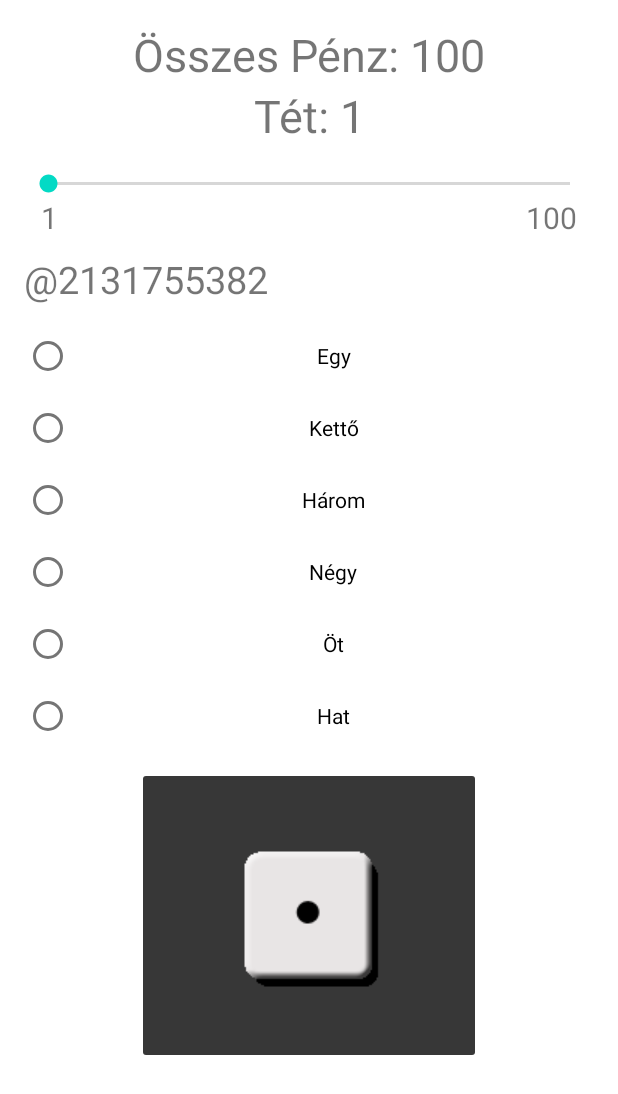
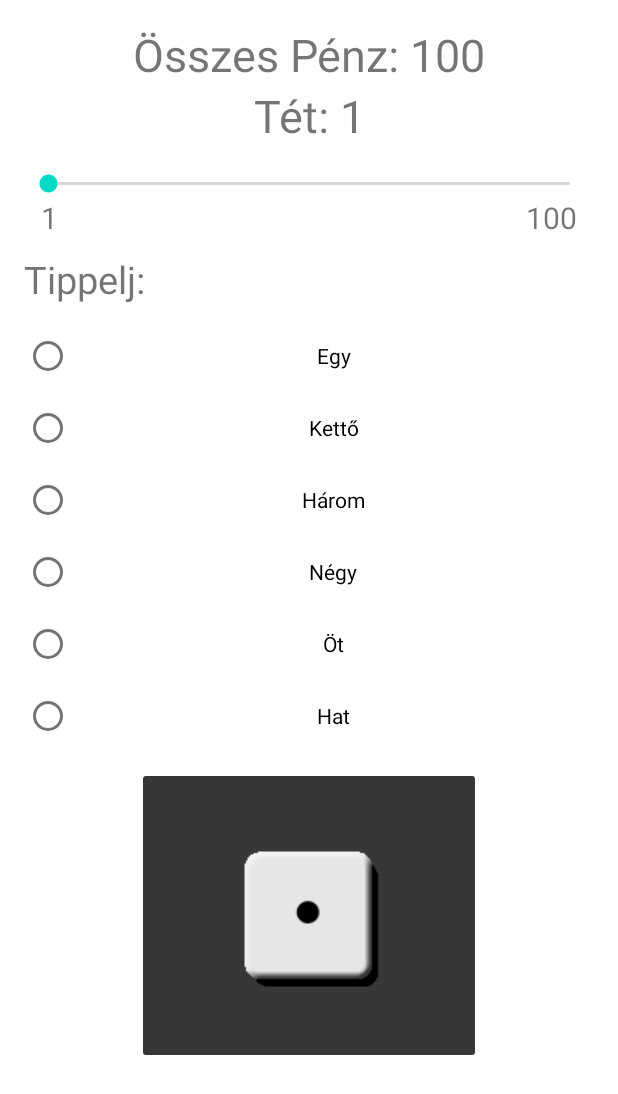
Before and after one commit to adombence/mobilalkalmazas, an Android app: the screen it shows after launch (MainActivity), on a phone screen of 412 x 824 dp. Shown: the top 1094 px of the screen. Run offline under Robolectric (Android 15) with nearby library versions, the phone set to English and light mode, and no system bars.

Commit message:
Update strings.xml

```diff
--- a/KockaJtk/app/src/main/res/values/strings.xml
+++ b/KockaJtk/app/src/main/res/values/strings.xml
@@ -14,5 +14,6 @@
     <string name="vesztettUzenet">Sajnos elfogyott a pénzed</string>
     <string name="ujra">Újra!</string>
     <string name="kilepes">Kilépés!</string>
-
+    <string name="valasz">Tippelj:</string>
+    <string name="nyert">Nyertél!</string>
 </resources>
```
